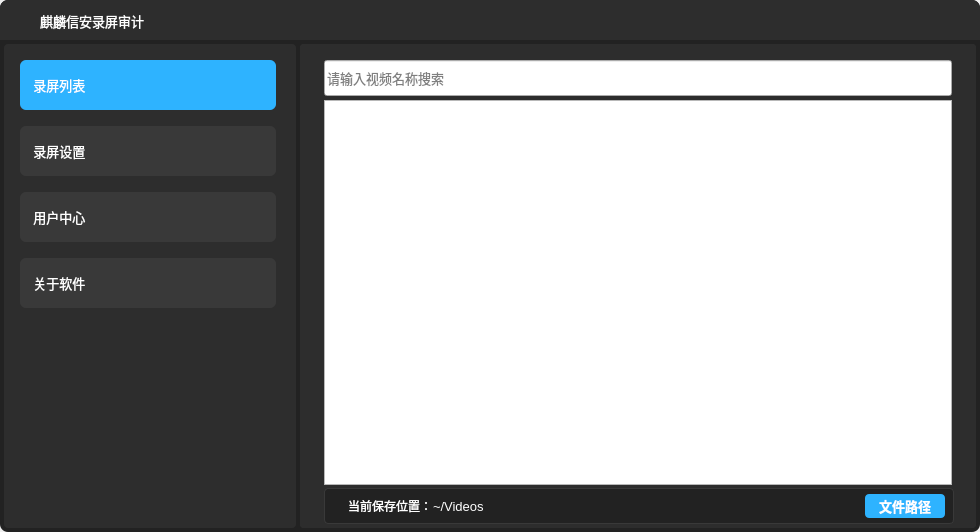
Above: src/ui/ks-vaudit-audit/src/widget.ui from openeuler-mirror/ks-vaudit before the change. Below: the same form after it.
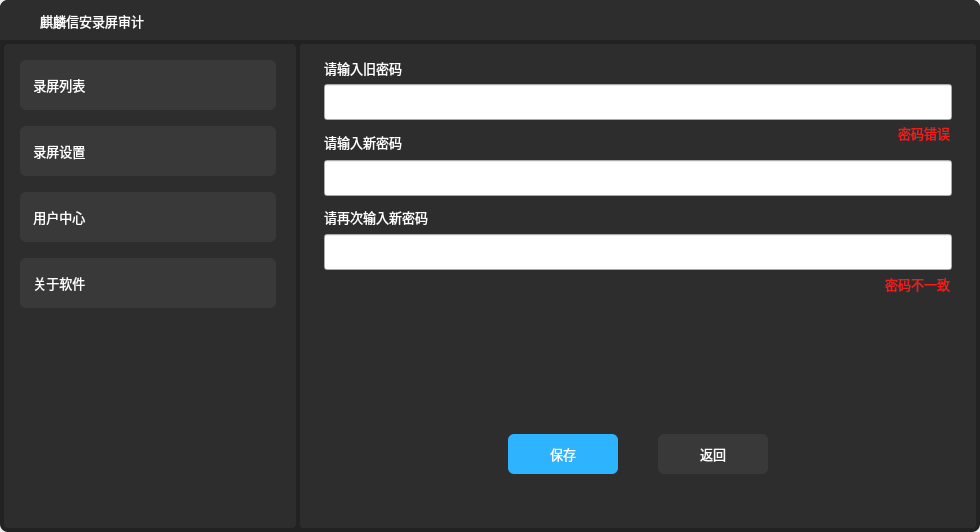
That is the form after the change. Icons and pictures are not drawn.

```diff
--- a/src/ui/ks-vaudit-audit/src/widget.ui
+++ b/src/ui/ks-vaudit-audit/src/widget.ui
@@ -130,7 +130,7 @@
       <property name="geometry">
        <rect>
         <x>24</x>
-        <y>40</y>
+        <y>41</y>
         <width>628</width>
         <height>36</height>
        </rect>
@@ -335,7 +335,7 @@
       <property name="styleSheet">
        <string notr="true">QPushButton#ListBtn{
 border: 0px;
-background-color:#2eb3ff;
+background-color:#393939;
 color: rgb(255, 255, 255);
 border-radius: 6px;
 text-align:left center;
@@ -964,7 +964,7 @@
       <property name="geometry">
        <rect>
         <x>24</x>
-        <y>196</y>
+        <y>194</y>
         <width>302</width>
         <height>36</height>
        </rect>
@@ -994,7 +994,7 @@
       <property name="geometry">
        <rect>
         <x>24</x>
-        <y>170</y>
+        <y>168</y>
         <width>101</width>
         <height>16</height>
        </rect>
@@ -1016,7 +1016,7 @@
       <property name="geometry">
        <rect>
         <x>350</x>
-        <y>196</y>
+        <y>194</y>
         <width>302</width>
         <height>36</height>
        </rect>
@@ -1052,7 +1052,7 @@
       <property name="geometry">
        <rect>
         <x>350</x>
-        <y>170</y>
+        <y>168</y>
         <width>161</width>
         <height>16</height>
        </rect>
@@ -1074,7 +1074,7 @@
       <property name="geometry">
        <rect>
         <x>24</x>
-        <y>273</y>
+        <y>271</y>
         <width>302</width>
         <height>36</height>
        </rect>
@@ -1110,7 +1110,7 @@
       <property name="geometry">
        <rect>
         <x>24</x>
-        <y>247</y>
+        <y>245</y>
         <width>101</width>
         <height>16</height>
        </rect>
@@ -1252,7 +1252,10 @@
        </font>
       </property>
       <property name="styleSheet">
-       <string notr="true">color:#fff</string>
+       <string notr="true">QLabel#label_19{
+color:#fff;
+}
+</string>
       </property>
       <property name="text">
        <string>请输入新密码</string>
@@ -1274,7 +1277,10 @@
        </font>
       </property>
       <property name="styleSheet">
-       <string notr="true">color:#fff</string>
+       <string notr="true">QLabel#label_20{
+color:#fff;
+}
+</string>
       </property>
       <property name="text">
        <string>请输入旧密码</string>
@@ -1298,13 +1304,23 @@
        <enum>Qt::StrongFocus</enum>
       </property>
       <property name="styleSheet">
-       <string notr="true">QLineEdit#oldPasswordEdit{
+       <string notr="true">QLineEdit#oldPasswordEdit[isError=false]{
 border: 1px solid #393939;
 background-color:#222222;
 color: #fff;
 border-radius: 6px;
 text-align:left center;
 padding-left:10px;
+padding-right:10px;
+}
+QLineEdit#oldPasswordEdit[isError=true]{
+border: 1px solid #fa4949;
+background-color:#222222;
+color: #fff;
+border-radius: 6px;
+text-align:left center;
+padding-left:10px;
+padding-right:10px;
 }</string>
       </property>
       <property name="echoMode">
@@ -1329,13 +1345,23 @@
        <enum>Qt::StrongFocus</enum>
       </property>
       <property name="styleSheet">
-       <string notr="true">QLineEdit#newPasswordEdit{
+       <string notr="true">QLineEdit#newPasswordEdit[isError=&quot;false&quot;]{
 border: 1px solid #393939;
 background-color:#222222;
 color: #fff;
 border-radius: 6px;
 text-align:left center;
 padding-left:10px;
+padding-right:10px;
+}
+QLineEdit#newPasswordEdit[isError=&quot;true&quot;]{
+border: 1px solid #fa3939;
+background-color:#222222;
+color: #fff;
+border-radius: 6px;
+text-align:left center;
+padding-left:10px;
+padding-right:10px;
 }</string>
       </property>
       <property name="echoMode">
@@ -1360,13 +1386,23 @@
        <enum>Qt::StrongFocus</enum>
       </property>
       <property name="styleSheet">
-       <string notr="true">QLineEdit#confirmPasswordEdit{
+       <string notr="true">QLineEdit#confirmPasswordEdit[isError=&quot;false&quot;]{
 border: 1px solid #393939;
 background-color:#222222;
 color: #fff;
 border-radius: 6px;
 text-align:left center;
 padding-left:10px;
+padding-right:10px;
+}
+QLineEdit#confirmPasswordEdit[isError=&quot;true&quot;]{
+border: 1px solid #fa4949;
+background-color:#222222;
+color: #fff;
+border-radius: 6px;
+text-align:left center;
+padding-left:10px;
+padding-right:10px;
 }</string>
       </property>
       <property name="echoMode">
@@ -1389,7 +1425,10 @@
        </font>
       </property>
       <property name="styleSheet">
-       <string notr="true">color:#fff</string>
+       <string notr="true">QLabel#label_21{
+color:#fff;
+}
+</string>
       </property>
       <property name="text">
        <string>请再次输入新密码</string>
@@ -1479,6 +1518,99 @@
        <string>返回</string>
       </property>
      </widget>
+     <widget class="QLabel" name="label_24">
+      <property name="geometry">
+       <rect>
+        <x>519</x>
+        <y>79</y>
+        <width>131</width>
+        <height>20</height>
+       </rect>
+      </property>
+      <property name="font">
+       <font>
+        <family>Sans Serif</family>
+        <pointsize>10</pointsize>
+       </font>
+      </property>
+      <property name="styleSheet">
+       <string notr="true">QLabel#label_24{
+color:#fa1919;
+}
+</string>
+      </property>
+      <property name="text">
+       <string>密码错误</string>
+      </property>
+      <property name="alignment">
+       <set>Qt::AlignRight|Qt::AlignTrailing|Qt::AlignVCenter</set>
+      </property>
+      <property name="isError" stdset="0">
+       <bool>false</bool>
+      </property>
+     </widget>
+     <widget class="QLabel" name="label_25">
+      <property name="geometry">
+       <rect>
+        <x>266</x>
+        <y>155</y>
+        <width>381</width>
+        <height>20</height>
+       </rect>
+      </property>
+      <property name="font">
+       <font>
+        <family>Sans Serif</family>
+        <pointsize>10</pointsize>
+       </font>
+      </property>
+      <property name="styleSheet">
+       <string notr="true">QLabel#label_25{
+color:#fa1919;
+}
+</string>
+      </property>
+      <property name="text">
+       <string/>
+      </property>
+      <property name="alignment">
+       <set>Qt::AlignRight|Qt::AlignTrailing|Qt::AlignVCenter</set>
+      </property>
+      <property name="isError" stdset="0">
+       <bool>false</bool>
+      </property>
+     </widget>
+     <widget class="QLabel" name="label_26">
+      <property name="geometry">
+       <rect>
+        <x>449</x>
+        <y>230</y>
+        <width>201</width>
+        <height>20</height>
+       </rect>
+      </property>
+      <property name="font">
+       <font>
+        <family>Sans Serif</family>
+        <pointsize>10</pointsize>
+       </font>
+      </property>
+      <property name="styleSheet">
+       <string notr="true">QLabel#label_26{
+color:#fa1919;
+}
+</string>
+      </property>
+      <property name="text">
+       <string>密码不一致</string>
+      </property>
+      <property name="alignment">
+       <set>Qt::AlignRight|Qt::AlignTrailing|Qt::AlignVCenter</set>
+      </property>
+      <property name="isError" stdset="0">
+       <bool>false</bool>
+      </property>
+     </widget>
     </widget>
     <widget class="QWidget" name="AboutBody" native="true">
      <property name="geometry">
@@ -1730,11 +1862,11 @@
      </widget>
     </widget>
     <zorder>AboutBody</zorder>
-    <zorder>EditPassWidget</zorder>
     <zorder>SideBar</zorder>
+    <zorder>ListBody</zorder>
     <zorder>UserBody</zorder>
     <zorder>ConfigBody</zorder>
-    <zorder>ListBody</zorder>
+    <zorder>EditPassWidget</zorder>
    </widget>
    <widget class="QWidget" name="TitleBar" native="true">
     <property name="geometry">
```
